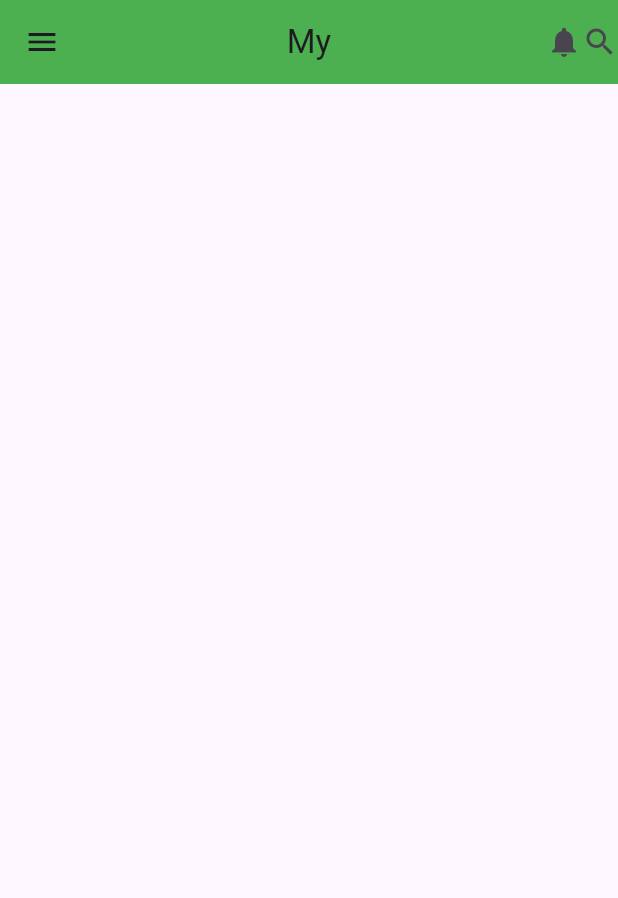
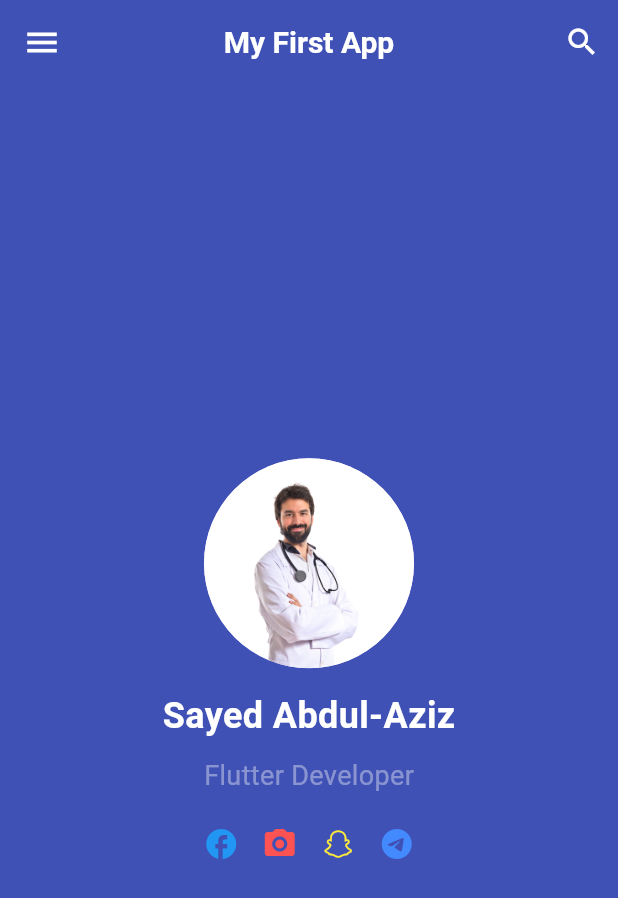
Before and after one commit to sayedabdul-aziz/IT-Share-NC-29, a Flutter app: the screen it shows after launch, on a phone screen of 412 x 824 dp. Shown: the top 898 px of the screen. Run offline on Flutter 3.47's test engine with Material 3 defaults, Android fonts, the phone set to English and light mode, and no system bars.

Commit message:
update ui

```diff
--- a/first_app_18_12/lib/first_screen.dart
+++ b/first_app_18_12/lib/first_screen.dart
@@ -6,15 +6,77 @@ class FirstScreen extends StatelessWidget {
   @override
   Widget build(BuildContext context) {
     return Scaffold(
+      backgroundColor: Colors.indigo,
       appBar: AppBar(
-        leading: const Icon(Icons.menu),
-        backgroundColor: Colors.green,
-        title: const Text('My'),
+        leading: const Icon(Icons.menu, color: Colors.white, size: 26),
+        backgroundColor: Colors.indigo,
+        elevation: 0.0,
+        title: const Text(
+          'My First App',
+          style: TextStyle(
+              fontSize: 20, color: Colors.white, fontWeight: FontWeight.bold),
+        ),
         centerTitle: true,
-        actions: const [
-          Icon(Icons.notifications),
-          Icon(Icons.search),
+        actions: [
+          IconButton(
+              onPressed: () {},
+              icon: const Icon(
+                Icons.search,
+                color: Colors.white,
+              )),
         ],
+      ),
+      body: const Center(
+        child: Column(
+          mainAxisAlignment: MainAxisAlignment.center,
+          children: [
+            CircleAvatar(
+              radius: 70,
+              backgroundImage: AssetImage('assets/55.jpg'),
+            ),
+            SizedBox(height: 15),
+            Text(
+              'Sayed Abdul-Aziz',
+              style: TextStyle(
+                  color: Colors.white,
+                  fontSize: 24,
+                  fontWeight: FontWeight.bold),
+            ),
+            SizedBox(height: 10),
+            Text(
+              'Flutter Developer',
+              style: TextStyle(
+                color: Colors.white38,
+                fontSize: 18,
+              ),
+            ),
+            SizedBox(height: 20),
+            Row(
+              mainAxisAlignment: MainAxisAlignment.center,
+              children: [
+                Icon(
+                  Icons.facebook_rounded,
+                  color: Colors.blue,
+                ),
+                SizedBox(width: 15),
+                Icon(
+                  Icons.camera_alt_rounded,
+                  color: Colors.redAccent,
+                ),
+                SizedBox(width: 15),
+                Icon(
+                  Icons.snapchat,
+                  color: Colors.yellow,
+                ),
+                SizedBox(width: 15),
+                Icon(
+                  Icons.telegram_rounded,
+                  color: Colors.blueAccent,
+                ),
+              ],
+            )
+          ],
+        ),
       ),
     );
   }
--- a/first_app_18_12/pubspec.yaml
+++ b/first_app_18_12/pubspec.yaml
@@ -59,8 +59,8 @@ flutter:
   uses-material-design: true
 
   # To add assets to your application, add an assets section, like this:
-  # assets:
-  #   - images/a_dot_burr.jpeg
+  assets:
+    - assets/55.jpg
   #   - images/a_dot_ham.jpeg
 
   # An image asset can refer to one or more resolution-specific "variants", see
```
Also changed, not shown: first_app_18_12/assets/55.jpg (added).
